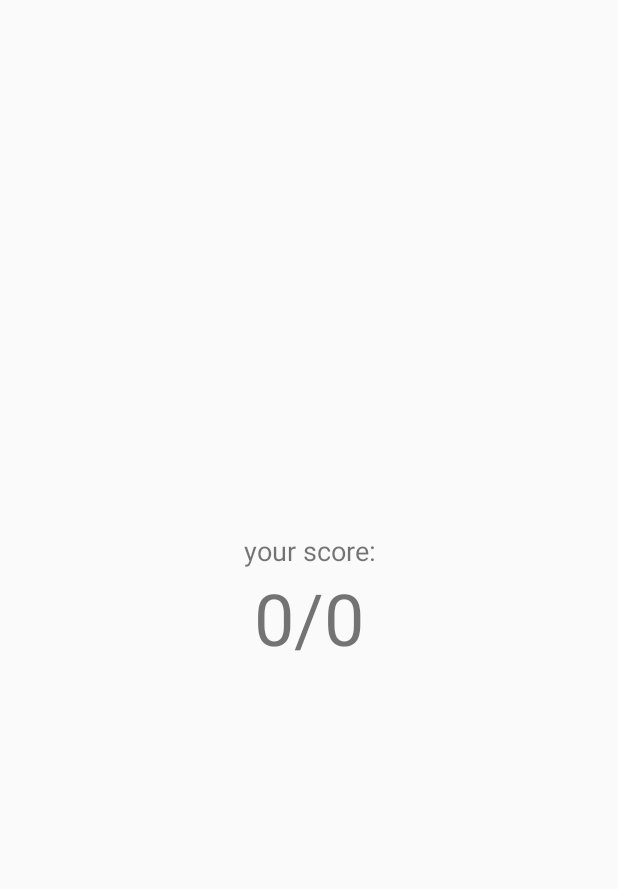
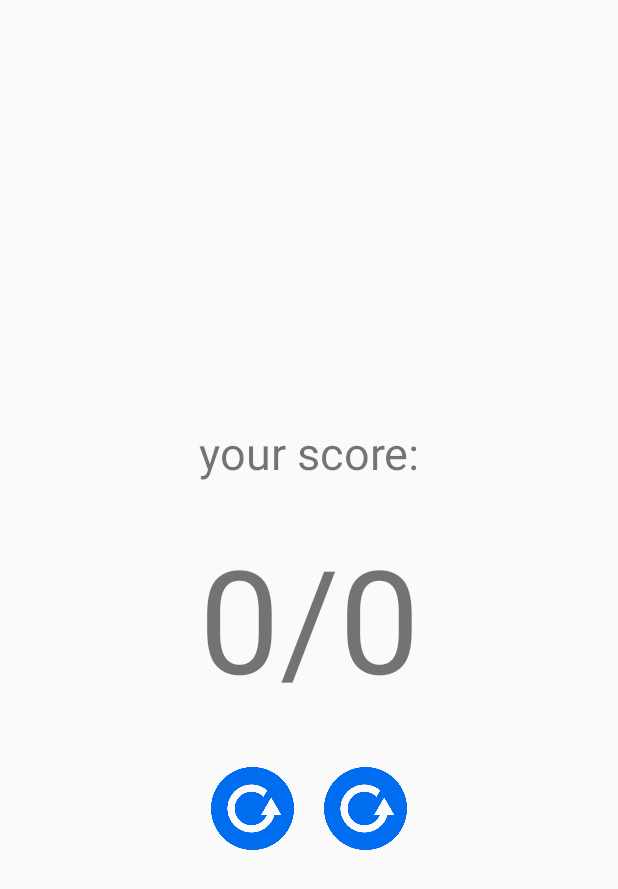
Before and after one commit to dainv1989/Hiragana, an Android app: the ScoreActivity screen opened directly, with no data from a screen before it, on a phone screen of 412 x 824 dp. Shown: the top 889 px of the screen. Run offline under Robolectric (Android 15) with nearby library versions, the phone set to English and light mode, and no system bars.

Commit message:
Fix exercise implementation
Calculate right score, change layout.

```diff
--- a/app/src/main/java/com/dainv/hiragana/HiraganaActivity.java
+++ b/app/src/main/java/com/dainv/hiragana/HiraganaActivity.java
@@ -107,7 +107,7 @@ public class HiraganaActivity extends AppCompatActivity {
                 stopPlaySound();
                 Intent intent = new Intent(context, ExcerciseActivity.class);
                 intent.setFlags(Intent.FLAG_ACTIVITY_NO_HISTORY);
-                // TODO: send type of exercise
+                intent.putExtra("QUESTION_TYPE", JPChar.QTYPE_READ_HIRA);
                 context.startActivity(intent);
             }
         });
--- a/app/src/main/java/com/dainv/hiragana/MainActivity.java
+++ b/app/src/main/java/com/dainv/hiragana/MainActivity.java
@@ -90,6 +90,7 @@ public class MainActivity extends AppCompatActivity {
             @Override
             public void onClick(View v) {
                 Intent intent = new Intent(context, ExcerciseActivity.class);
+                intent.setFlags(Intent.FLAG_ACTIVITY_NO_HISTORY);
                 intent.putExtra("EXERCISE_TYPE", 0);
                 context.startActivity(intent);
             }
--- a/app/src/main/res/layout/activity_score.xml
+++ b/app/src/main/res/layout/activity_score.xml
@@ -11,9 +11,10 @@
         android:layout_width="match_parent"
         android:layout_height="wrap_content"
         android:layout_centerInParent="true"
+        android:padding="@dimen/padding_xxlarge"
         android:gravity="center"
-        android:text="@string/null_string"
-        android:textSize="@dimen/text_huge"/>
+        android:text="10/10"
+        android:textSize="@dimen/text_extreme"/>
 
     <TextView
         android:layout_above="@id/txtTotalScore"
@@ -21,5 +22,24 @@
         android:layout_height="wrap_content"
         android:gravity="center"
         android:text="your score:"
-        android:textSize="@dimen/text_small"/>
+        android:textSize="@dimen/text_large"/>
+
+    <LinearLayout
+        android:layout_below="@id/txtTotalScore"
+        android:layout_width="match_parent"
+        android:layout_height="wrap_content"
+        android:gravity="center">
+        <ImageView
+            android:id="@+id/imgReplay"
+            android:layout_width="@dimen/size_large"
+            android:layout_height="@dimen/size_large"
+            android:padding="@dimen/padding_large"
+            android:src="@drawable/replay"/>
+        <ImageView
+            android:id="@+id/imgGoHome"
+            android:layout_width="@dimen/size_large"
+            android:layout_height="@dimen/size_large"
+            android:padding="@dimen/padding_large"
+            android:src="@drawable/replay"/>
+    </LinearLayout>
 </RelativeLayout>
--- a/app/src/main/res/layout/bottom_text_bar.xml
+++ b/app/src/main/res/layout/bottom_text_bar.xml
@@ -2,9 +2,11 @@
 <TextView
     xmlns:android="http://schemas.android.com/apk/res/android"
     android:layout_width="@dimen/botnav_height"
-    android:layout_height="match_parent"
+    android:layout_height="@dimen/botnav_height"
+    android:layout_marginLeft="@dimen/margin_small"
+    android:layout_marginRight="@dimen/margin_small"
     android:gravity="center"
-    android:background="@color/colorGrey"
+    android:background="@drawable/round_bkg"
     android:text="@string/null_string"
     android:textSize="@dimen/text_normal">
 </TextView>
--- a/app/src/main/res/values/dimen.xml
+++ b/app/src/main/res/values/dimen.xml
@@ -13,10 +13,11 @@
     <dimen name="size_small">50dp</dimen>
     <dimen name="size_large">75dp</dimen>
     <dimen name="size_xlarge">100dp</dimen>
-    <dimen name="size_xxlarge">150dp</dimen>
+    <dimen name="size_xxlarge">180dp</dimen>
 
-    <dimen name="text_giant">120sp</dimen>
-    <dimen name="text_huge">48sp</dimen>
+    <dimen name="text_giant">150sp</dimen>
+    <dimen name="text_extreme">96sp</dimen>
+    <dimen name="text_huge">44sp</dimen>
     <dimen name="text_large">30sp</dimen>
     <dimen name="text_normal">24sp</dimen>
     <dimen name="text_small">18sp</dimen>
```
Also changed, not shown: app/src/main/java/com/dainv/hiragana/ExcerciseActivity.java (+7 -10 lines), app/src/main/res/layout/activity_excercise.xml (+16 -12 lines), app/src/main/res/layout/activity_main.xml (+19 -4 lines).
